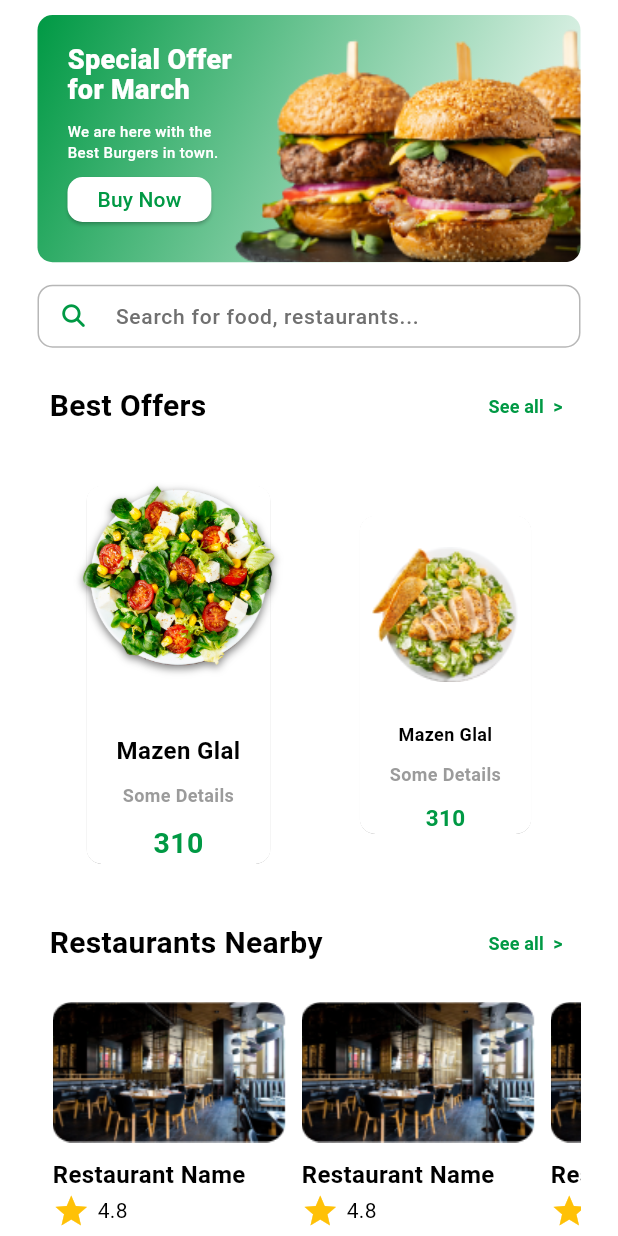
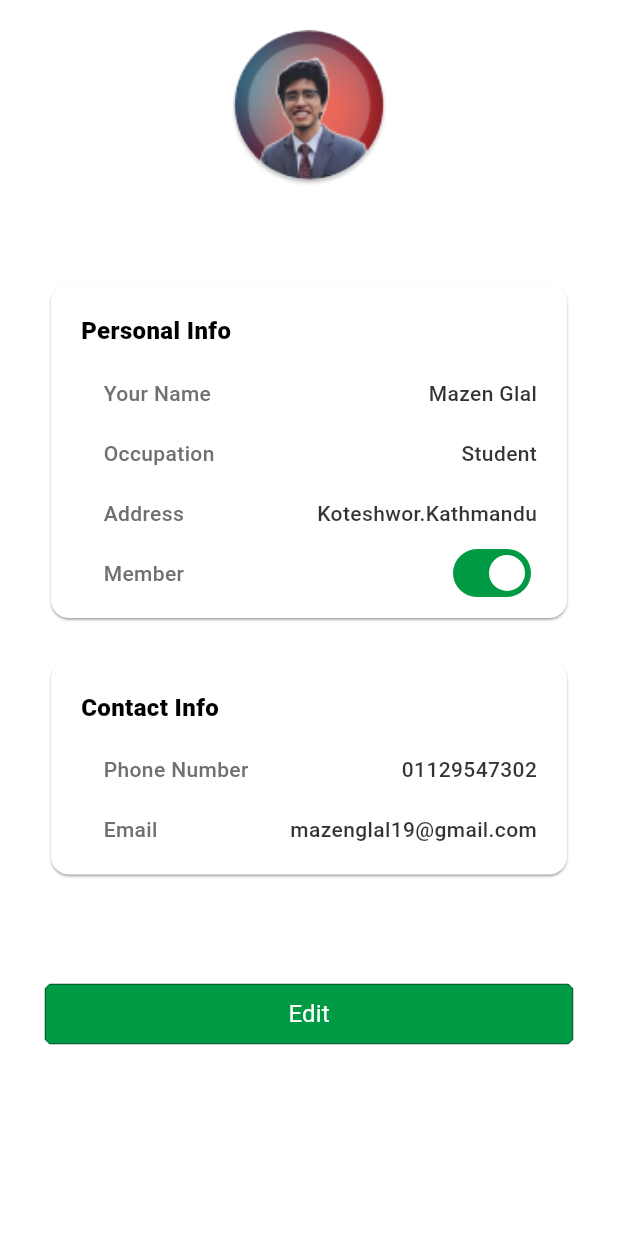
Before and after one commit to Mazen-Glal/ARestro, a Flutter app: the HomeViewBody screen opened directly, after a tap on "Buy Now", on a phone screen of 412 x 824 dp. Run offline on Flutter 3.47's test engine with Material 3 defaults, Android fonts, the phone set to English and light mode, and no system bars; drawn by our look-alikes of avatar_glow; our stand-ins replace bloc, dio, flutter_rating_bar, flutter_secure_storage, flutter_svg, font_awesome_flutter and 3 more; accounts and stored records are empty; Roboto replaces fonts that are missing (Manrope, Poppins).

Commit message:
add the design of the profile section : - add personal info item. - add contact info item. - add edit button. - add the image of the person.

```diff
--- a/lib/core/utils/customs/assets.dart
+++ b/lib/core/utils/customs/assets.dart
@@ -10,4 +10,5 @@ abstract class Assets{
   static const String food1 = 'assets/home/food1.png';
   static const String food2 = 'assets/home/food2.png';
   static const String restaurant1 = 'assets/home/restaurant1.png';
+  static const String person = 'assets/profile/person.png';
 }
--- a/lib/core/utils/customs/styles.dart
+++ b/lib/core/utils/customs/styles.dart
@@ -26,6 +26,12 @@ abstract class Styles {
     color: AppColors.white,
     fontFamily: FontsFamily.manrope,
     fontWeight: FontWeight.w600,
+  );
+  static TextStyle head16w800 = TextStyle(
+    fontSize: 16,
+    color: AppColors.black,
+    fontFamily: FontsFamily.manrope,
+    fontWeight: FontWeight.w800,
   );
   static TextStyle head14w500 = TextStyle(
     fontWeight: FontWeight.w500,
--- a/lib/core/utils/helpers/route_helper.dart
+++ b/lib/core/utils/helpers/route_helper.dart
@@ -8,6 +8,7 @@ import 'package:arestro/features/auth/presentation/views/register_view.dart';
 import 'package:arestro/features/auth/presentation/views/reset_password_view.dart';
 import 'package:arestro/features/auth/presentation/views/reset_password_view.dart';
 import 'package:arestro/features/home/representation/views/home_view.dart';
+import 'package:arestro/features/profile/representation/views/profile_view.dart';
 import 'package:arestro/features/search/representation/views/search_view.dart';
 import 'package:go_router/go_router.dart';
 class RouteHelper {
@@ -47,6 +48,10 @@ class RouteHelper {
         path: SearchView.rn,
         builder: (context, state) => const SearchView(),
       ),
+      GoRoute(
+        path: ProfileView.rn,
+        builder: (context, state) => const ProfileView(),
+      ),
     ],
   );
 
--- a/lib/features/home/representation/views/widgets/offer_for_month.dart
+++ b/lib/features/home/representation/views/widgets/offer_for_month.dart
@@ -1,8 +1,10 @@
 import 'package:arestro/core/utils/customs/assets.dart';
 import 'package:arestro/core/utils/customs/colors.dart';
 import 'package:arestro/core/utils/customs/styles.dart';
+import 'package:arestro/features/profile/representation/views/profile_view.dart';
 import 'package:arestro/generated/l10n.dart';
 import 'package:flutter/material.dart';
+import 'package:go_router/go_router.dart';
 
 class OfferForMonth extends StatelessWidget {
   const OfferForMonth({
@@ -71,7 +73,9 @@ class OfferForMonth extends StatelessWidget {
               SizedBox(
                 height: 30,
                 child: ElevatedButton(
-                  onPressed: () {},
+                  onPressed: () {
+                    GoRouter.of(context).push(ProfileView.rn);
+                  },
                   style: ButtonStyle(
                     padding: WidgetStatePropertyAll(
                         EdgeInsets.symmetric(
--- /dev/null
+++ b/lib/features/profile/representation/views/profile_view.dart
@@ -0,0 +1,11 @@
+import 'package:arestro/features/profile/representation/views/widgets/profile_view_body.dart';
+import 'package:flutter/material.dart';
+class ProfileView extends StatelessWidget {
+  const ProfileView({super.key});
+
+  static const String rn  = "/ProfileView";
+  @override
+  Widget build(BuildContext context) {
+    return const ProfileViewBody();
+  }
+}
--- /dev/null
+++ b/lib/features/profile/representation/views/widgets/contact_info.dart
@@ -0,0 +1,44 @@
+import 'package:arestro/core/utils/customs/colors.dart';
+import 'package:arestro/core/utils/customs/styles.dart';
+import 'package:arestro/features/profile/representation/views/widgets/personal_info.dart';
+import 'package:arestro/features/profile/representation/views/widgets/profile_row_text.dart';
+import 'package:arestro/generated/l10n.dart';
+import 'package:flutter/material.dart';
+
+class ContactInfo extends StatelessWidget {
+  const ContactInfo({super.key});
+
+  @override
+  Widget build(BuildContext context) {
+    return Card(
+      elevation: 0.7,
+      shadowColor: AppColors.halfBlack,
+      child: Padding(
+        padding: const EdgeInsets.all(20.0),
+        child: Column(
+          mainAxisAlignment: MainAxisAlignment.start,
+          crossAxisAlignment: CrossAxisAlignment.start,
+          spacing: 20,
+          children: [
+            Row(
+              mainAxisAlignment: MainAxisAlignment.start,
+              crossAxisAlignment: CrossAxisAlignment.start,
+              children: [
+                Text(S.of(context).contact_info, style: Styles.head16w800),
+                Spacer()
+              ],
+            ),
+            ProfileRowText(
+              text: "01129547302",
+              title: S.of(context).phone_number,
+            ),
+            ProfileRowText(
+              text: "mazenglal19@gmail.com",
+              title: S.of(context).email,
+            )
+          ],
+        ),
+      ),
+    );
+  }
+}
--- /dev/null
+++ b/lib/features/profile/representation/views/widgets/personal_info.dart
@@ -0,0 +1,82 @@
+import 'package:arestro/core/utils/customs/colors.dart';
+import 'package:arestro/core/utils/customs/styles.dart';
+import 'package:arestro/features/profile/representation/views/widgets/personal_info.dart';
+import 'package:arestro/features/profile/representation/views/widgets/profile_row_text.dart';
+import 'package:arestro/generated/l10n.dart';
+import 'package:flutter/material.dart';
+
+class PersonalInfo extends StatelessWidget {
+  const PersonalInfo({super.key});
+
+  @override
+  Widget build(BuildContext context) {
+    return Card(
+      elevation: 0.7,
+      shadowColor: AppColors.halfBlack,
+      child: Padding(
+        padding: const EdgeInsets.all(20.0),
+        child: Column(
+          mainAxisAlignment: MainAxisAlignment.start,
+          crossAxisAlignment: CrossAxisAlignment.start,
+          spacing: 20,
+          children: [
+            Row(
+              mainAxisAlignment: MainAxisAlignment.start,
+              crossAxisAlignment: CrossAxisAlignment.start,
+              children: [
+                Text(S.of(context).personal_info, style: Styles.head16w800),
+                Spacer()
+              ],
+            ),
+            ProfileRowText(
+              title: S.of(context).your_name,
+              text: "Mazen Glal",
+            ),
+            ProfileRowText(
+              title: S.of(context).occupation,
+              text: "Student",
+            ),
+            ProfileRowText(
+              title: S.of(context).address,
+              text: "Koteshwor.Kathmandu",
+            ),
+            Padding(
+              padding: const EdgeInsetsDirectional.only(start: 15.0),
+              child: Row(
+                mainAxisAlignment: MainAxisAlignment.start,
+                crossAxisAlignment: CrossAxisAlignment.start,
+                children: [
+                  Text(
+                    S.of(context).member,
+                    style:
+                        Styles.head14w500.copyWith(color: AppColors.halfBlack),
+                  ),
+                  Spacer(),
+                  TweenAnimationBuilder(
+                    tween: Tween(begin: 0, end: 3.14*2),
+                    duration: Duration(milliseconds: 1000),
+                    builder: (context, value, child) => Transform.rotate(
+                      angle: value.toDouble(),
+                      child: SizedBox(
+                        height: 20,
+                        child: Switch(
+                          value: true,
+                          splashRadius: 0,
+                          trackOutlineWidth: WidgetStatePropertyAll(0),
+                          activeColor: AppColors.white,
+                          activeTrackColor: AppColors.green,
+                          materialTapTargetSize: MaterialTapTargetSize.shrinkWrap,
+                          onChanged: (value) {},
+                        ),
+                      ),
+                    ),
+                  )
+                ],
+              ),
+            )
+          ],
+        ),
+      ),
+    );
+  }
+}
--- /dev/null
+++ b/lib/features/profile/representation/views/widgets/personal_photo.dart
@@ -0,0 +1,39 @@
+import 'package:arestro/core/utils/customs/assets.dart';
+import 'package:arestro/core/utils/customs/colors.dart';
+import 'package:avatar_glow/avatar_glow.dart';
+import 'package:flutter/material.dart';
+class PersonalPhoto extends StatelessWidget {
+  const PersonalPhoto({super.key});
+
+  @override
+  Widget build(BuildContext context) {
+    return  Row(
+      mainAxisAlignment: MainAxisAlignment.center,
+      children:[
+        TweenAnimationBuilder(
+          duration: Duration(milliseconds: 1000),
+          tween: Tween(begin: 0,end: 3.14*2),
+          builder:(context, value, child) =>  Transform.rotate(
+            angle: value.toDouble(),
+            child: AvatarGlow(
+              startDelay: const Duration(milliseconds: 1000),
+              glowColor: AppColors.green,
+              glowShape: BoxShape.circle,
+              animate: true,
+              curve: Curves.fastOutSlowIn,
+              child: const Material(
+                elevation: 1.0,
+                shape: CircleBorder(),
+                color: Colors.transparent,
+                child: CircleAvatar(
+                  backgroundImage: AssetImage(Assets.person),
+                  radius: 50.0,
+                ),
+              ),
+            ),
+          ),
+        ),
+      ]
+    );
+  }
+}
--- /dev/null
+++ b/lib/features/profile/representation/views/widgets/profile_row_text.dart
@@ -0,0 +1,41 @@
+import 'package:arestro/core/utils/customs/colors.dart';
+import 'package:arestro/core/utils/customs/styles.dart';
+import 'package:flutter/material.dart';
+
+class ProfileRowText extends StatelessWidget {
+  const ProfileRowText({
+    super.key,
+    required this.text, required this.title,
+  });
+  final String title;
+  final String text;
+  @override
+  Widget build(BuildContext context) {
+    return Padding(
+      padding: const EdgeInsetsDirectional.only(start: 15.0),
+      child: Row(
+        mainAxisAlignment: MainAxisAlignment.start,
+        crossAxisAlignment: CrossAxisAlignment.start,
+        children: [
+          Text(
+            title,
+            style: Styles.head14w500.copyWith(color: AppColors.halfBlack),
+          ),
+          Spacer(),
+          Container(
+            constraints:
+            BoxConstraints(maxWidth: MediaQuery.of(context).size.width / 2),
+            child: Text(
+              text,
+              style: Styles.head14w500
+                  .copyWith(color: AppColors.black.withOpacity(0.8)),
+              maxLines: 1,
+              overflow: TextOverflow.ellipsis,
+              softWrap: true,
+            ),
+          ),
+        ],
+      ),
+    );
+  }
+}
--- /dev/null
+++ b/lib/features/profile/representation/views/widgets/profile_view_body.dart
@@ -0,0 +1,43 @@
+import 'package:arestro/core/utils/components/default_button.dart';
+import 'package:arestro/core/utils/customs/colors.dart';
+import 'package:arestro/features/profile/representation/views/widgets/contact_info.dart';
+import 'package:arestro/features/profile/representation/views/widgets/personal_info.dart';
+import 'package:arestro/features/profile/representation/views/widgets/personal_photo.dart';
+import 'package:arestro/generated/l10n.dart';
+import 'package:flutter/material.dart';
+class ProfileViewBody extends StatelessWidget {
+  const ProfileViewBody({super.key});
+
+  @override
+  Widget build(BuildContext context) {
+    return Scaffold(
+      backgroundColor: AppColors.white,
+      body: SafeArea(
+        child: SingleChildScrollView(
+          physics: BouncingScrollPhysics(),
+          padding: EdgeInsets.symmetric(vertical: 20,horizontal: 30),
+          child: Column(
+            mainAxisAlignment: MainAxisAlignment.start,
+            crossAxisAlignment: CrossAxisAlignment.start,
+            spacing: 20,
+            children: [
+              PersonalPhoto(),
+              SizedBox(height: 25),
+              PersonalInfo(),
+              ContactInfo(),
+              SizedBox(height: 25),
+              DefaultButton(
+                backgroundColor: AppColors.green,
+                textColor: AppColors.white,
+                text: S.of(context).edit,
+                onPressed: () {
+
+                },
+              ),
+            ],
+          ),
+        ),
+      ),
+    );
+  }
+}
--- a/lib/l10n/intl_ar.arb
+++ b/lib/l10n/intl_ar.arb
@@ -41,5 +41,14 @@
   "popular_restaurants": "مطاعم شهيرة",
   "search": "بحث",
   "cart": "عربة التسوق",
-  "km_form_your_location": "كليو متر من موقغك"
+  "km_form_your_location": "كليو متر من موقغك",
+  "personal_info": "معلومات شخصية",
+  "your_name": "الاسم",
+  "address": "العنوان",
+  "member": "عضو",
+  "contact_info": "معلومات التواصل",
+  "phone_number": "رقم التليفون",
+  "edit": "تعديل",
+  "occupation": "مستواك"
+
 }
--- a/lib/l10n/intl_en.arb
+++ b/lib/l10n/intl_en.arb
@@ -41,5 +41,13 @@
   "popular_restaurants": "Popular Restaurants",
   "search": "Search",
   "cart": "Cart",
-  "km_form_your_location": "km form your location"
+  "km_form_your_location": "km form your location",
+  "personal_info": "Personal Info",
+  "your_name": "Your Name",
+  "address": "Address",
+  "member": "Member",
+  "contact_info": "Contact Info",
+  "phone_number": "Phone Number",
+  "edit": "Edit",
+  "occupation": "Occupation"
 }
--- a/lib/main.dart
+++ b/lib/main.dart
@@ -16,7 +16,7 @@ class MyApp extends StatelessWidget {
     return MaterialApp.router(
       debugShowCheckedModeBanner: false,
       routerConfig:RouteHelper.getRouter,
-      title: 'Flutter Demo',
+      title: 'Arestro',
       theme: selectedTheme,
       // change language from here (locale).
       locale: const Locale("en"),
--- a/pubspec.yaml
+++ b/pubspec.yaml
@@ -53,6 +53,7 @@ dependencies:
   flutter_svg: ^2.0.16
   animations: ^2.0.11
   flutter_rating_bar: ^4.0.1
+  avatar_glow: ^3.0.1
 
 dev_dependencies:
   flutter_test:
@@ -85,6 +86,7 @@ flutter:
     - assets/auth/
     - assets/logo/
     - assets/home/
+    - assets/profile/
 
 flutter_native_splash:
   android: true
```
Also changed, not shown: assets/profile/person.png (added), lib/generated/intl/messages_ar.dart, lib/generated/intl/messages_en.dart, lib/generated/l10n.dart, pubspec.lock.
